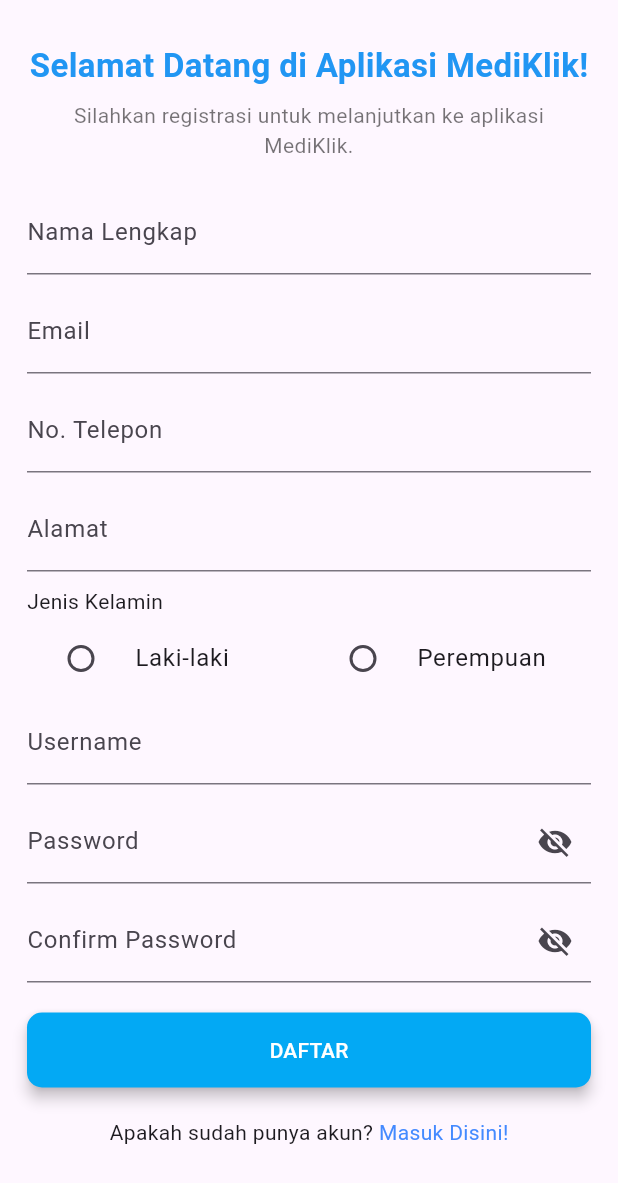
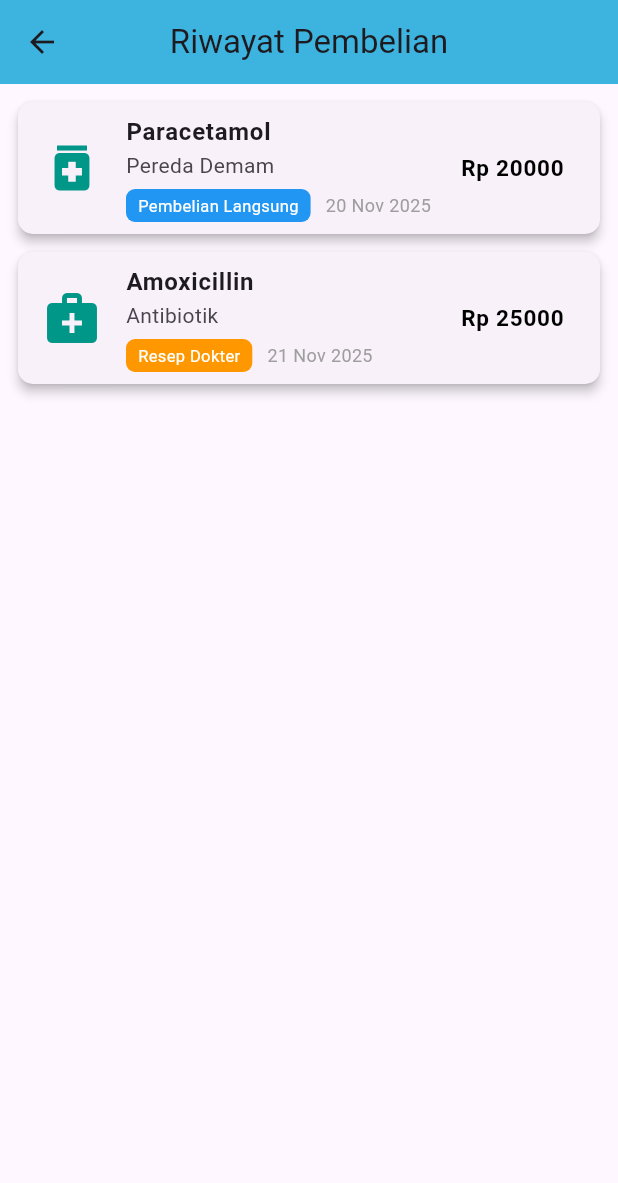
Before and after one commit to HildaKholifah/UTSPAM_D_IF5B_0706, a Flutter app: the screen it shows after launch, after a tap on "Riwayat", on a phone screen of 412 x 824 dp. Shown: the top 1183 px of the screen. Run offline on Flutter 3.47's test engine with Material 3 defaults, Android fonts, the phone set to English and light mode, and no system bars; our stand-ins replace image_picker.

Commit message:
Membuat halaman Riwayat Pembelian, mengubah navigasi dari home page ke riwayat pembelian, dan mengubah button konfirmasi pembelian dengan beli obat

```diff
--- a/lib/presentation/form_pembelian_page.dart
+++ b/lib/presentation/form_pembelian_page.dart
@@ -276,7 +276,7 @@ class _FormPembelianPageState extends State<FormPembelianPage> {
                       backgroundColor: Colors.teal,
                       foregroundColor: Colors.white,
                     ),
-                    child: const Text("Konfirmasi Pembelian"),
+                    child: const Text("Beli Obat"),
                   ),
                 ),
               ],
--- a/lib/presentation/home_page.dart
+++ b/lib/presentation/home_page.dart
@@ -2,6 +2,7 @@ import 'package:flutter/material.dart';
 import 'package:projectuts/presentation/login_page.dart';
 import 'package:projectuts/presentation/pembelian_obat_page.dart';
 import 'package:projectuts/presentation/register_page.dart';
+import 'package:projectuts/presentation/riwayat_pembelian_page.dart';
 
 class HomePage extends StatelessWidget {
   const HomePage({super.key});
@@ -64,10 +65,10 @@ class HomePage extends StatelessWidget {
                   title: "Riwayat",
                   color: Color(0xFF7EC8E3),
                   onTap: () {
-                    Navigator.pushReplacement(
+                    Navigator.push(
                       context,
                       MaterialPageRoute(
-                        builder: (context) => RegisterPage(), // sementara
+                        builder: (context) => RiwayatPembelianPage(),
                       ),
                     );
                   },
--- /dev/null
+++ b/lib/presentation/riwayat_pembelian_page.dart
@@ -0,0 +1,109 @@
+import 'package:flutter/material.dart';
+
+class RiwayatPembelianPage extends StatelessWidget {
+  RiwayatPembelianPage({super.key});
+
+  final List<Map<String, dynamic>> dummyRiwayat = [
+    {
+      "nama": "Paracetamol",
+      "kategori": "Pereda Demam",
+      "total": 20000,
+      "gambar": Icons.medication,
+      "metode": "langsung",
+      "tanggal": "20 Nov 2025",
+    },
+    {
+      "nama": "Amoxicillin",
+      "kategori": "Antibiotik",
+      "total": 25000,
+      "gambar": Icons.medical_services,
+      "metode": "resep",
+      "tanggal": "21 Nov 2025",
+    },
+  ];
+
+  Color _badgeColor(String metode) {
+    return metode == "resep" ? Colors.orange : Colors.blue;
+  }
+
+  String _metodeText(String metode) {
+    return metode == "resep" ? "Resep Dokter" : "Pembelian Langsung";
+  }
+
+  @override
+  Widget build(BuildContext context) {
+    return Scaffold(
+      appBar: AppBar(
+        backgroundColor: const Color(0xFF3DB4DF),
+        title: const Text("Riwayat Pembelian"),
+        centerTitle: true,
+      ),
+      body: ListView.builder(
+        padding: const EdgeInsets.all(12),
+        itemCount: dummyRiwayat.length,
+        itemBuilder: (context, index) {
+          var data = dummyRiwayat[index];
+
+          return Card(
+            elevation: 3,
+            shape: RoundedRectangleBorder(
+              borderRadius: BorderRadius.circular(10),
+            ),
+            margin: const EdgeInsets.only(bottom: 12),
+            child: ListTile(
+              leading: Icon(data["gambar"], size: 40, color: Colors.teal),
+              title: Text(
+                data["nama"],
+                style: const TextStyle(fontWeight: FontWeight.bold),
+              ),
+              subtitle: Column(
+                crossAxisAlignment: CrossAxisAlignment.start,
+                children: [
+                  Text(data["kategori"]),
+                  const SizedBox(height: 6),
+                  Row(
+                    children: [
+                      Container(
+                        padding: const EdgeInsets.symmetric(
+                          horizontal: 8,
+                          vertical: 3,
+                        ),
+                        decoration: BoxDecoration(
+                          color: _badgeColor(data["metode"]),
+                          borderRadius: BorderRadius.circular(6),
+                        ),
+                        child: Text(
+                          _metodeText(data["metode"]),
+                          style: const TextStyle(
+                            color: Colors.white,
+                            fontSize: 11,
+                          ),
+                        ),
+                      ),
+                      const SizedBox(width: 10),
+                      Text(
+                        data["tanggal"],
+                        style: const TextStyle(
+                          fontSize: 12,
+                          color: Colors.grey,
+                        ),
+                      ),
+                    ],
+                  ),
+                ],
+              ),
+              trailing: Text(
+                "Rp ${data["total"]}",
+                style: const TextStyle(
+                  fontWeight: FontWeight.bold,
+                  color: Colors.black,
+                  fontSize: 15,
+                ),
+              ),
+            ),
+          );
+        },
+      ),
+    );
+  }
+}
```
